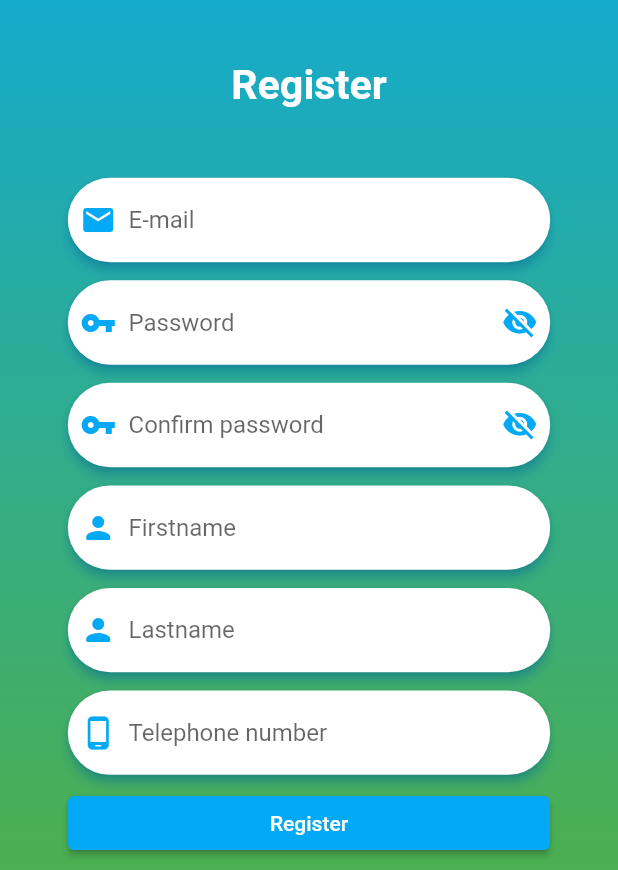
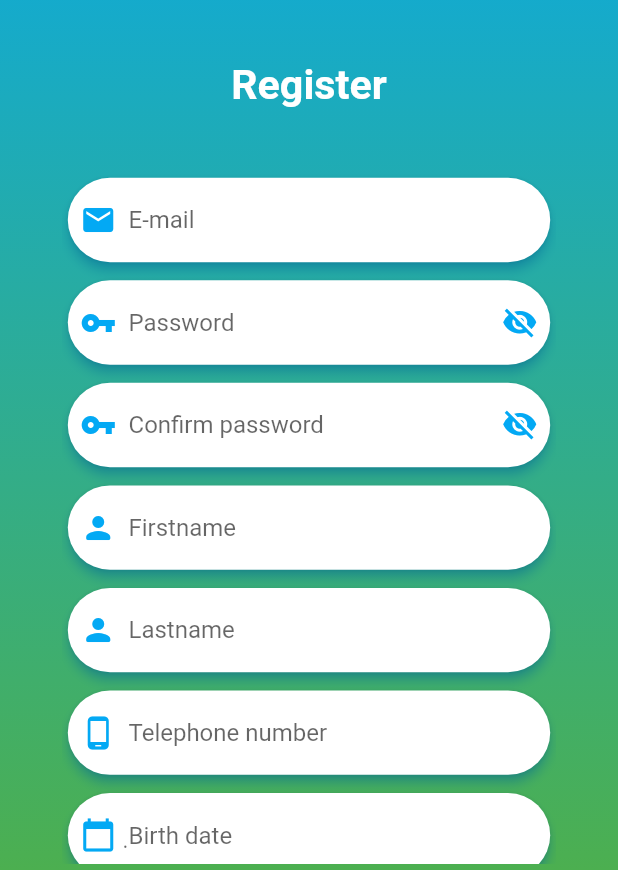
Before and after one commit to tumlovery2005/TMobileDevFlutter, a Flutter app: the RegisterPage screen opened directly, scrolled down 54 dp, on a phone screen of 412 x 824 dp, the part 366-1236 px from its top. Run offline on Flutter 3.47's test engine with Material 2 defaults, Android fonts, the phone set to English and light mode, and no system bars; our stand-ins replace cached_network_image, dio, flutter_countdown_timer, modal_progress_hud, rxdart, shared_preferences and 1 more; missing offline and left inert: flutter_rounded_date_picker, platform_alert_dialog; accounts and stored records are empty.

Commit message:
change date picker select birth date success.

```diff
--- a/lib/page/RegisterPage.dart
+++ b/lib/page/RegisterPage.dart
@@ -1,5 +1,7 @@
 import 'package:flutter/material.dart';
 import 'package:flutter/services.dart';
+import 'package:flutter_rounded_date_picker/flutter_rounded_date_picker.dart';
+import 'package:intl/intl.dart';
 import 'package:modal_progress_hud/modal_progress_hud.dart';
 import 'package:tmobiledev/utils/DialogUtils.dart';
 
@@ -20,12 +22,15 @@ class RegisterPageState extends State<RegisterPage> {
   final _firstNameController = TextEditingController();
   final _lasttNameController = TextEditingController();
   final _telephoneController = TextEditingController();
+  final _textBirthdateController = TextEditingController();
   bool showPassword = true;
   bool showConfirmPassword = true;
   bool loading = false;
+  String birthDate = "";
+  String showBirthDate = "";
 
   List<String> listValue = [
-    "อีเมล์", "รหัสผ่าน", "ยืนยันรหัสผ่าน", "ชื่อจริง", "นามสกุล", "เบอร์โทรศัพท์"
+    "อีเมล์", "รหัสผ่าน", "ยืนยันรหัสผ่าน", "ชื่อจริง", "นามสกุล", "วันเดือนปีเกิด", "เบอร์โทรศัพท์"
   ];
 
   @override
@@ -101,6 +106,7 @@ class RegisterPageState extends State<RegisterPage> {
                   _boxInputFirstname(),
                   _boxInputLastname(),
                   _boxTelephone(),
+                  _boxBirthdate(),
                   _buttonRegister(),
                 ],
               ),
@@ -184,6 +190,7 @@ class RegisterPageState extends State<RegisterPage> {
                 _boxInputFirstname(),
                 _boxInputLastname(),
                 _boxTelephone(),
+                _boxBirthdate(),
                 _buttonRegister(),
               ],
             ),
@@ -460,6 +467,70 @@ class RegisterPageState extends State<RegisterPage> {
     );
   }
 
+  Widget _boxBirthdate(){
+    return Container(
+      width: double.infinity,
+      margin: EdgeInsets.only(top: shortTestside / 100),
+      child: Card(
+        shadowColor: Colors.lightBlue,
+        elevation: 3.0,
+        shape: RoundedRectangleBorder(
+            borderRadius: BorderRadiusDirectional.circular(shortTestside / 10)),
+        child: Stack(
+          children: <Widget>[
+            Container(
+              padding: EdgeInsets.all(shortTestside / 100),
+              child: Row(
+                mainAxisAlignment: MainAxisAlignment.center,
+                children: <Widget>[
+                  Container(
+                    margin: EdgeInsets.all(shortTestside / 100),
+                    child: Icon(Icons.calendar_today, color: Colors.lightBlue),
+                  ),
+                  Expanded(
+                    child: Container(
+                      margin: EdgeInsets.only(left: shortTestside / 100),
+                      child: TextField(
+                        controller: _textBirthdateController,
+                        decoration: InputDecoration(
+                          hintText: "ฺBirth date",
+                          border: InputBorder.none,
+                        ),
+                        keyboardType: TextInputType.number,
+                        maxLines: 1,
+                        readOnly: true,
+                      ),
+                    ),
+                  ),
+                ],
+              ),
+            ),
+            InkResponse(
+              child: Container(
+                padding: EdgeInsets.all(shortTestside / 100),
+                child: Row(
+                  mainAxisAlignment: MainAxisAlignment.center,
+                  children: <Widget>[
+                    Container(
+                      margin: EdgeInsets.all(shortTestside / 100),
+                      child: Icon(Icons.calendar_today, color: Colors.transparent),
+                    ),
+                    Expanded(
+                      child: Container(
+
+                      ),
+                    ),
+                  ],
+                ),
+              ),
+              onTap: () => _selectDate(),
+            ),
+          ],
+        ),
+      ),
+    );
+  }
+
   Widget _buttonRegister(){
     return Container(
       margin: EdgeInsets.all(shortTestside / 100),
@@ -478,6 +549,34 @@ class RegisterPageState extends State<RegisterPage> {
     );
   }
 
+  _selectDate() async {
+    final DateTime pickedDate = await showRoundedDatePicker(
+        context: context,
+        locale: Locale("th", "TH"),
+        era: EraMode.BUDDHIST_YEAR,
+        borderRadius: shortTestside / 60,
+        height: shortTestside / 1.5,
+        theme: ThemeData(
+          primarySwatch: Colors.pink,
+          accentColor: Colors.pinkAccent,
+          textTheme: TextTheme(
+            body1: TextStyle(color: Color.fromRGBO(88, 133, 217, 1)),
+            caption: TextStyle(color: Color.fromRGBO(88, 133, 217, 1),),
+          ),
+        ),
+        initialDate: DateTime.now(),
+        firstDate: DateTime(1950),
+        lastDate: DateTime(2060)
+    );
+    if (pickedDate != null){
+      _textBirthdateController.text = _formatDateTimetoString(pickedDate);
+      setState(() {
+        showBirthDate = _formatDateTimetoString(pickedDate);
+         birthDate = _formatDateTime(pickedDate);
+      });
+    }
+  }
+
   _registerValidate(){
     List<String> inputValue = [];
     List<String> checkValue = [];
@@ -486,6 +585,7 @@ class RegisterPageState extends State<RegisterPage> {
     inputValue.add(_confirmPasswordController.text.toString());
     inputValue.add(_firstNameController.text.toString());
     inputValue.add(_lasttNameController.text.toString());
+    inputValue.add(birthDate);
     inputValue.add(_telephoneController.text.toString());
     for(int i = 0;i < listValue.length;i++){
       if(inputValue[i] == ""){
@@ -506,7 +606,7 @@ class RegisterPageState extends State<RegisterPage> {
         _showDialog("Password และ Confirm password ไม่ตรงกัน");
       } else {
         _register(inputValue[0], inputValue[1], '${inputValue[3]}  ${inputValue[4]}',
-            "", inputValue[5], "");
+            inputValue[5], inputValue[6], "");
       }
     }
   }
@@ -556,4 +656,19 @@ class RegisterPageState extends State<RegisterPage> {
       showConfirmPassword = _isShow;
     });
   }
+
+  String _formatDateTime(DateTime dateTime) {
+    var formetter = DateFormat('yyyy-MM-dd');
+    return formetter.format(dateTime);
+  }
+
+  String _formatDateTimetoString(DateTime dateTime) {
+    var formetter = DateFormat('dd MMMM yyyy', "th");
+    List<String> strDate = formetter.format(dateTime).split(" ");
+    if(strDate[0][0] == '0'){
+      strDate[0] = strDate[0][1];
+    }
+    int year = int.parse(strDate[2]) + 543;
+    return "${strDate[0]} ${strDate[1]} ${year.toString()}";
+  }
 }
--- a/pubspec.yaml
+++ b/pubspec.yaml
@@ -42,6 +42,7 @@ dependencies:
   shared_preferences: ^2.0.5
   cached_network_image: ^3.0.0
   platform_alert_dialog: ^1.0.0+2
+  flutter_rounded_date_picker: ^2.0.1
   flutter_countdown_timer: ^4.0.2
   socket_io_client: ^0.9.12
 
```
Also changed, not shown: lib/page/LocationStampPage.dart (+11 -2 lines), lib/page/ProfilePage.dart (+25 -7 lines), lib/utils/StringUtils.dart (added, +10 -0 lines), pubspec.lock.
